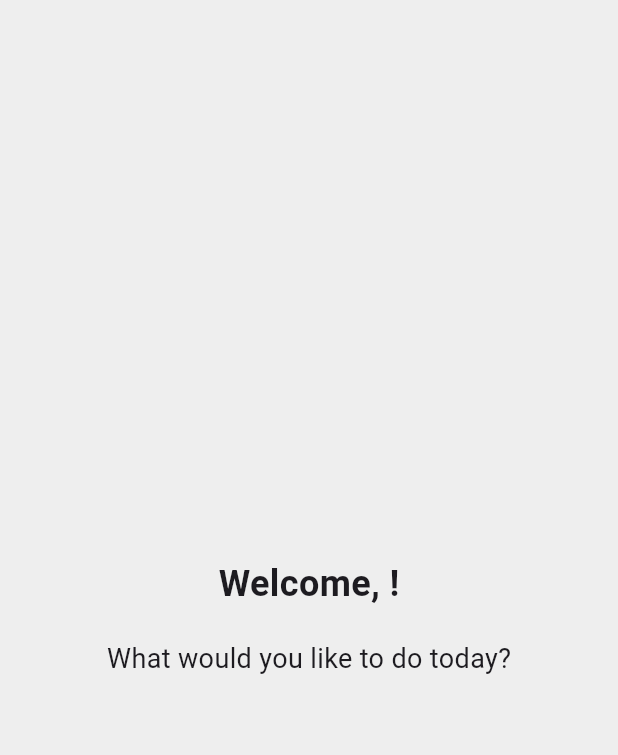
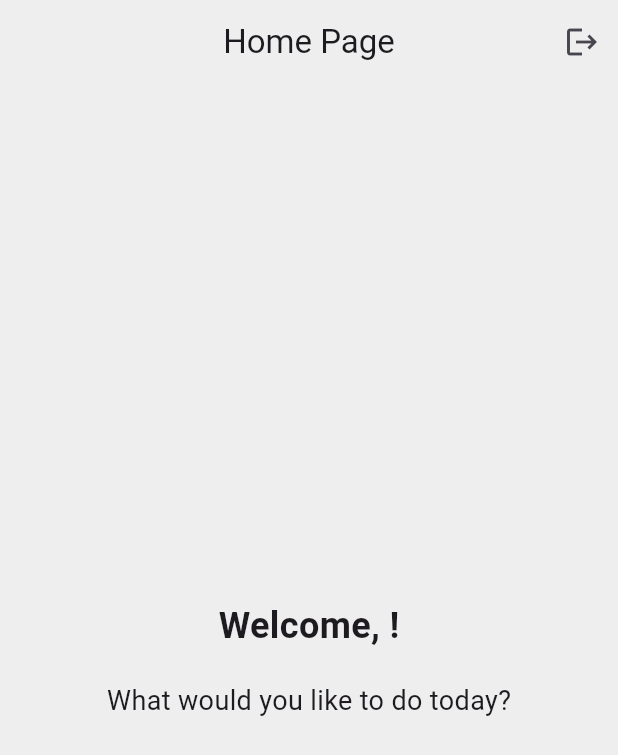
Before and after one commit to Seleemmiah/laumndary, a Flutter app: the HomeScreen screen opened directly with empty values, on a phone screen of 412 x 824 dp. Shown: the top 755 px of the screen. Run offline on Flutter 3.47's test engine with Material 3 defaults, Android fonts, the light colour scheme and no system bars; our stand-ins replace firebase_auth, firebase_core, google_maps_flutter, google_nav_bar, google_sign_in, location; accounts and stored records are empty.

Commit message:
resolve the app bar issue

```diff
--- a/lib/pages/orders.dart
+++ b/lib/pages/orders.dart
@@ -9,7 +9,7 @@ class OrdersPage extends StatelessWidget {
       appBar: AppBar(
         title: const Text('Orders'),
         centerTitle: true,
-        backgroundColor: Colors.grey[900],
+        backgroundColor: Colors.grey[200],
         actions: [
           IconButton(
             icon: const Icon(Icons.search),
@@ -19,6 +19,7 @@ class OrdersPage extends StatelessWidget {
           ),
         ],
       ),
+      backgroundColor: Colors.grey[200],
     );
   }
 }
--- a/lib/screens/home_screen.dart
+++ b/lib/screens/home_screen.dart
@@ -1,13 +1,59 @@
+import 'package:firebase_auth/firebase_auth.dart';
 import 'package:flutter/material.dart';
+import 'package:taste_app/pages/login_page.dart';
 
 class HomeScreen extends StatelessWidget {
   final String userName;
 
   const HomeScreen({super.key, required this.userName});
 
+  void signUserOut(BuildContext context) async {
+    await FirebaseAuth.instance.signOut();
+    if (context.mounted) {
+      Navigator.pushReplacement(
+        context,
+        MaterialPageRoute(builder: (context) => const LoginPage()),
+      );
+    }
+  }
+
+  // void _confirmLogout(BuildContext context) {
+  //   showDialog(
+  //     context: context,
+  //     builder: (context) => AlertDialog(
+  //       title: const Text('Confirm Logout'),
+  //       content: const Text('Are you sure you want to log out?'),
+  //       actions: [
+  //         TextButton(
+  //           onPressed: () => Navigator.of(context).pop(),
+  //           child: const Text('Cancel'),
+  //         ),
+  //         TextButton(
+  //           onPressed: () {
+  //             Navigator.of(context).pop(); // Close dialog
+  //             signUserOut(context);
+  //           },
+  //           child: const Text('Logout'),
+  //         ),
+  //       ],
+  //     ),
+  //   );
+  // }
+
   @override
   Widget build(BuildContext context) {
     return Scaffold(
+      appBar: AppBar(
+        title: Text('Home Page'),
+        backgroundColor: Colors.transparent,
+        centerTitle: true,
+        actions: [
+          IconButton(
+            icon: const Icon(Icons.logout),
+            onPressed: () => signUserOut(context),
+          ),
+        ],
+      ),
       backgroundColor: Colors.grey[200],
       body: Center(
         child: Column(
@@ -15,13 +61,13 @@ class HomeScreen extends StatelessWidget {
           children: [
             Text(
               'Welcome, $userName!',
-              style: TextStyle(
+              style: const TextStyle(
                 fontSize: 24,
                 fontWeight: FontWeight.bold,
               ),
             ),
-            SizedBox(height: 20),
-            Text(
+            const SizedBox(height: 20),
+            const Text(
               'What would you like to do today?',
               style: TextStyle(fontSize: 18),
             ),
```
Also changed, not shown: lib/main.dart (+27 -6 lines), lib/pages/chat_page.dart (+16 -1 lines), lib/pages/home_page.dart (+6 -25 lines), lib/pages/profile_page.dart (+16 -1 lines), 29 other files.
